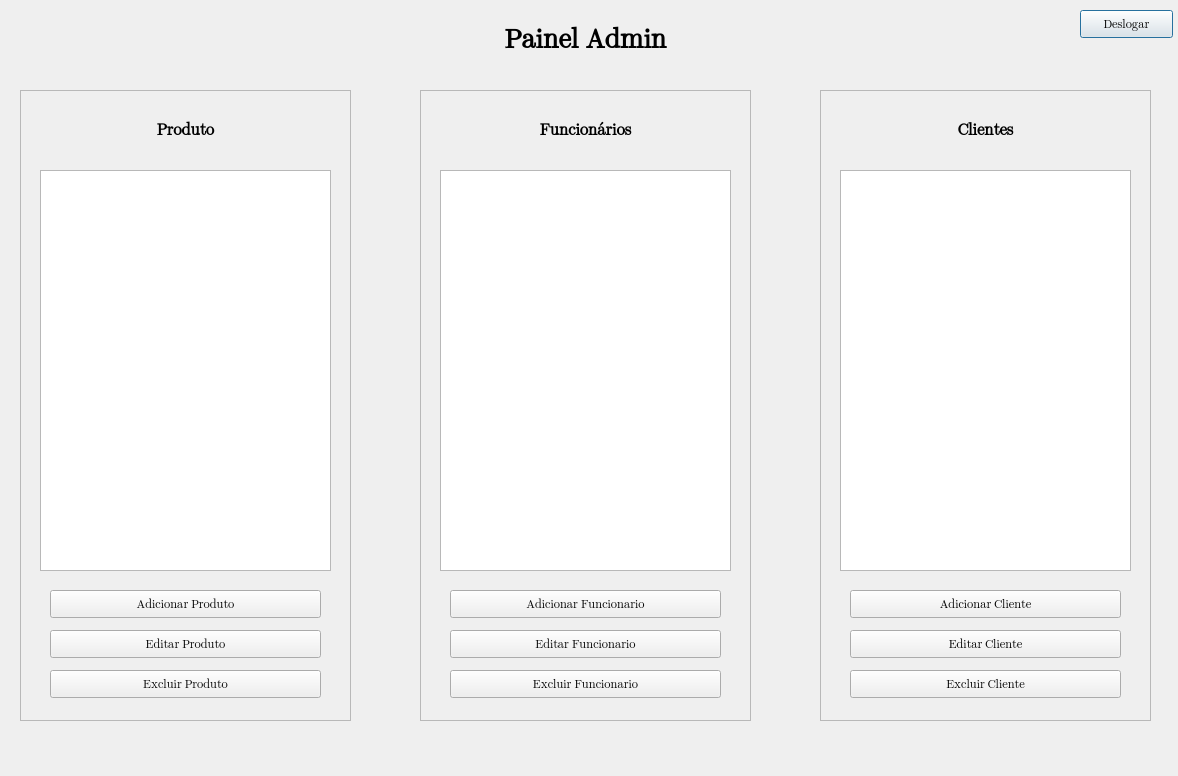
The window that src/interfaces/telas/Tela_Admin.ui (PedroSmaxY/hardware-store) describes before a commit, drawn with Qt 5.
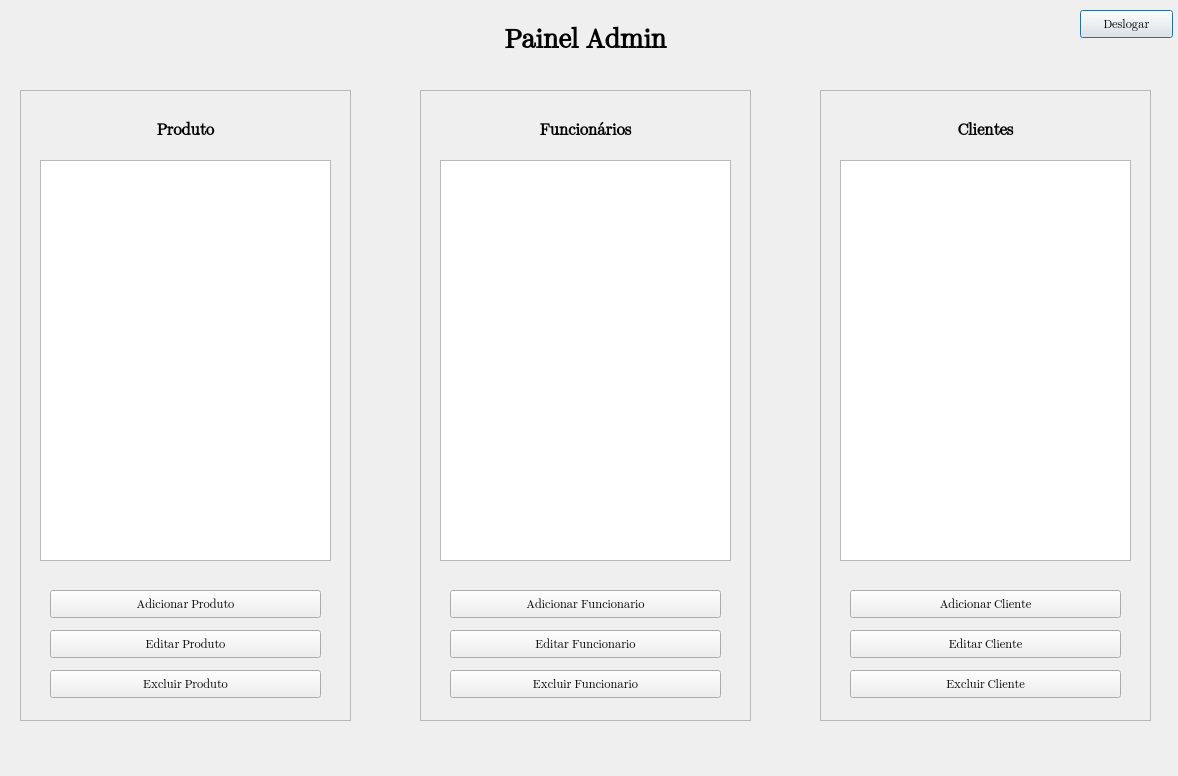
The same window after the commit.

Commit message: Organizei o nome das classes de objetos dentro do qtdesigner

```diff
--- a/src/interfaces/telas/Tela_Admin.ui
+++ b/src/interfaces/telas/Tela_Admin.ui
@@ -19,16 +19,6 @@
   <property name="windowTitle">
    <string>Dialog</string>
   </property>
-  <widget class="QTableView" name="tableView_funcionarios">
-   <property name="geometry">
-    <rect>
-     <x>440</x>
-     <y>170</y>
-     <width>291</width>
-     <height>401</height>
-    </rect>
-   </property>
-  </widget>
   <widget class="QLabel" name="label_titulo">
    <property name="geometry">
     <rect>
@@ -149,18 +139,18 @@
      <string>Excluir Funcionario</string>
     </property>
    </widget>
-  </widget>
-  <widget class="QTableView" name="tableView_funcionarios_2">
+   <widget class="QTableView" name="tableView_funcionarios">
    <property name="geometry">
     <rect>
-     <x>840</x>
-     <y>170</y>
+      <x>20</x>
+      <y>70</y>
      <width>291</width>
      <height>401</height>
     </rect>
    </property>
   </widget>
-  <widget class="QFrame" name="frame_funcionarios_2">
+  </widget>
+  <widget class="QFrame" name="frame_clientes">
    <property name="geometry">
     <rect>
      <x>820</x>
@@ -241,18 +231,18 @@
      <string>Excluir Cliente</string>
     </property>
    </widget>
-  </widget>
-  <widget class="QTableView" name="tableView_funcionarios_3">
+   <widget class="QTableView" name="tableView_clientes">
    <property name="geometry">
     <rect>
-     <x>40</x>
-     <y>170</y>
+      <x>20</x>
+      <y>70</y>
      <width>291</width>
      <height>401</height>
     </rect>
    </property>
   </widget>
-  <widget class="QFrame" name="frame_funcionarios_3">
+  </widget>
+  <widget class="QFrame" name="frame_produtos">
    <property name="geometry">
     <rect>
      <x>20</x>
@@ -333,6 +323,16 @@
      <string>Excluir Produto</string>
     </property>
    </widget>
+   <widget class="QTableView" name="tableView_produtos">
+    <property name="geometry">
+     <rect>
+      <x>20</x>
+      <y>70</y>
+      <width>291</width>
+      <height>401</height>
+     </rect>
+    </property>
+   </widget>
   </widget>
   <zorder>frame_funcionarios</zorder>
   <zorder>tableView_funcionarios</zorder>
```
Left out of the diff: 29 changed lines with no effect on the pictures. Lines whose indentation alone changed are shown as unchanged.
